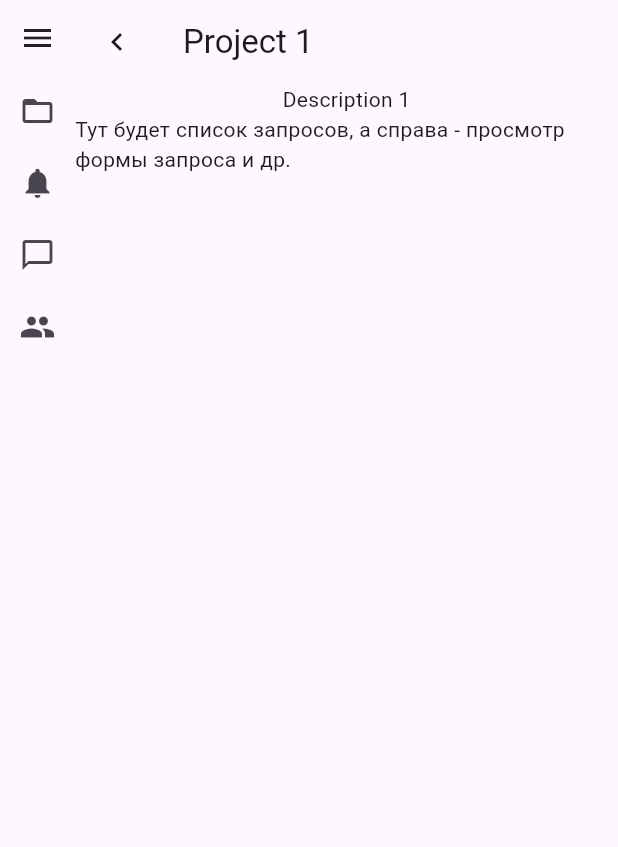
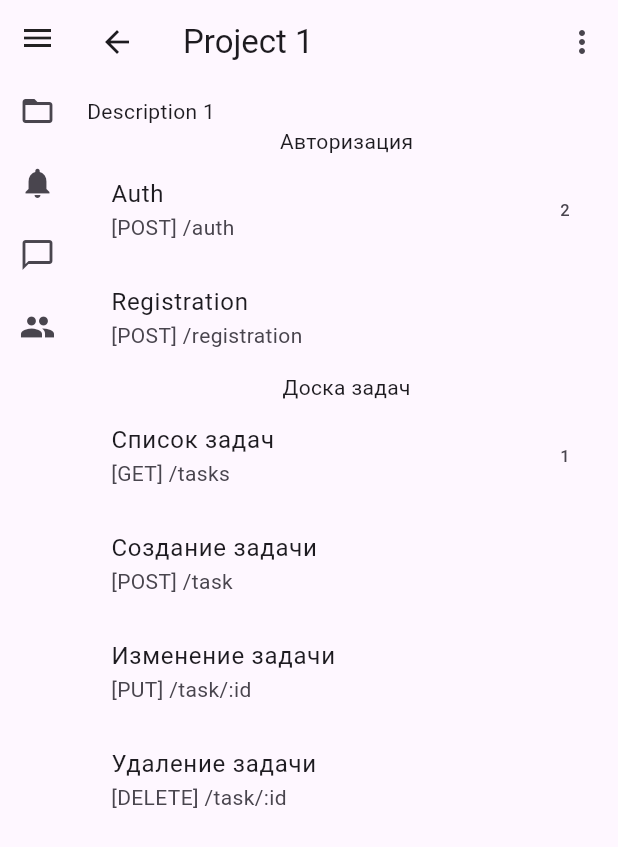
Before and after one commit to idushii/pechkin_flutter, a Flutter app: the screen it shows after launch, after a tap on "Запросы", on a phone screen of 412 x 824 dp. Shown: the top 847 px of the screen. Run offline on Flutter 3.47's test engine with Material 3 defaults, Android fonts, the phone set to English and light mode, and no system bars; our stand-ins replace go_router.

Commit message:
Работа над просмотром проекта (группы, список запросов). Обновил моки.

```diff
--- a/lib/main.dart
+++ b/lib/main.dart
@@ -1,7 +1,7 @@
 import 'package:flutter/material.dart';
 import 'package:go_router/go_router.dart';
 import 'package:pechkin_flutter/screens/home_screen.dart';
-import 'package:pechkin_flutter/screens/project_view_screen.dart';
+import 'package:pechkin_flutter/screens/project/project_view_screen.dart';
 import 'package:pechkin_flutter/screens/projects_screen.dart';
 import 'package:pechkin_flutter/shared/menu.dart';
 
@@ -56,6 +56,7 @@ class MyApp extends StatelessWidget {
   Widget build(BuildContext context) {
     return MaterialApp.router(
       title: 'Flutter Demo',
+      debugShowCheckedModeBanner: false,
       theme: ThemeData(
         colorScheme: ColorScheme.fromSeed(seedColor: Colors.deepPurple),
         useMaterial3: true,
--- /dev/null
+++ b/lib/models/project_comment.dart
@@ -0,0 +1,40 @@
+class ProjectComment {
+  final int id;
+  final int projectId;
+  final int parentId;
+  final int requestId;
+
+  final String path;
+  final String text;
+
+  ProjectComment({required this.id, required this.projectId, required this.parentId, required this.requestId, required this.path, required this.text});
+
+  // toMap
+  Map<String, dynamic> toMap() {
+    return {'id': id, 'projectId': projectId, 'parentId': parentId, 'path': path, 'text': text};
+  }
+
+  // from Map
+  static ProjectComment fromMap(Map<String, dynamic> json) {
+    return ProjectComment(
+      id: json['id'] ?? 0,
+      projectId: json['projectId'] ?? 0,
+      parentId: json['parentId'] ?? 0,
+      requestId: json['requestId'] ?? 0,
+      path: json['path'] ?? '',
+      text: json['text'] ?? '',
+    );
+  }
+
+  // empty
+  static ProjectComment empty() {
+    return ProjectComment(
+      id: 0,
+      projectId: 0,
+      parentId: 0,
+      requestId: 0,
+      path: '',
+      text: '',
+    );
+  }
+}
--- a/lib/models/project_request.dart
+++ b/lib/models/project_request.dart
@@ -88,6 +88,8 @@ class ProjectRequestPayload {
 class ProjectRequest {
   final int id;
   final int projectId;
+  final int groupId;
+  final String path;
   final String name;
   final String description;
   final String type;
@@ -97,6 +99,8 @@ class ProjectRequest {
   ProjectRequest({
     required this.id,
     required this.projectId,
+    required this.groupId,
+    required this.path,
     required this.name,
     required this.description,
     required this.type,
@@ -108,6 +112,8 @@ class ProjectRequest {
     return ProjectRequest(
       id: json['id'] ?? 0,
       projectId: json['projectId'] ?? 0,
+      groupId: json['groupId'] ?? 0,
+      path: json['path'] ?? '',
       name: json['name'] ?? '',
       description: json['description'] ?? '',
       type: json['type'] ?? RequestType.GET,
@@ -120,6 +126,8 @@ class ProjectRequest {
     return {
       'id': id,
       'projectId': projectId,
+      'groupId': groupId,
+      'path': path,
       'name': name,
       'description': description,
       'type': type,
@@ -132,6 +140,8 @@ class ProjectRequest {
     return ProjectRequest(
       id: 0,
       projectId: 0,
+      groupId: 0,
+      path: '',
       name: '',
       description: '',
       type: RequestType.GET,
--- /dev/null
+++ b/lib/models/project_request_group.dart
@@ -0,0 +1,47 @@
+import 'package:pechkin_flutter/models/project_comment.dart';
+import 'package:pechkin_flutter/models/project_request.dart';
+
+class ProjectRequestGroup {
+  final int id;
+  final int projectId;
+  final int parentId;
+
+  final String name;
+  final String description;
+  final List<ProjectRequest> requests;
+  final List<ProjectComment> comments;
+
+
+  ProjectRequestGroup({required this.id, required this.projectId, required this.parentId, required this.name, required this.description, required this.requests, required this.comments});
+
+  // toMap
+  Map<String, dynamic> toMap() {
+    return {'id': id, 'projectId': projectId, 'parentId': parentId, 'name': name, 'description': description, 'requests': requests, 'comments': comments};
+  }
+
+  // from Map
+  static ProjectRequestGroup fromMap(Map<String, dynamic> json) {
+    return ProjectRequestGroup(
+      id: json['id'] ?? 0,
+      projectId: json['projectId'] ?? 0,
+      parentId: json['parentId'] ?? 0,
+      name: json['name'] ?? '',
+      description: json['description'] ?? '',
+      requests: (json['requests'] as List).map((e) => ProjectRequest.fromMap(e)).toList(),
+      comments: (json['comments'] as List).map((e) => ProjectComment.fromMap(e)).toList(),
+    );
+  }
+
+  // empty
+  static ProjectRequestGroup empty() {
+    return ProjectRequestGroup(
+      id: 0,
+      projectId: 0,
+      parentId: 0,
+      name: '',
+      description: '',
+      requests: [],
+      comments: [],
+    );
+  }
+}
--- /dev/null
+++ b/lib/screens/project/project_view_screen.dart
@@ -0,0 +1,64 @@
+import 'package:flutter/cupertino.dart';
+import 'package:flutter/material.dart';
+import 'package:go_router/go_router.dart';
+import 'package:pechkin_flutter/screens/home_screen.dart';
+import 'package:pechkin_flutter/screens/project/widgets/projects_groups_list.dart';
+import 'package:pechkin_flutter/state/mocks.dart';
+
+class ProjectViewScreen extends StatelessWidget {
+  const ProjectViewScreen({super.key, required this.id});
+
+  final int id;
+
+  static const route = ":id";
+  static const routeName = "/projects/:id";
+
+  @override
+  Widget build(BuildContext context) {
+    final project = mockProjects.firstWhere((project) => project.id == id);
+    final groups = mockProjectGroups.where((element) => element.projectId == id);
+
+    return Scaffold(
+        appBar: AppBar(
+          title: Text(project.name),
+          actions: [
+            PopupMenuButton(
+                onSelected: (value) {},
+                icon: const Icon(Icons.more_vert),
+                itemBuilder: (context) {
+                  return [
+                    const PopupMenuItem(
+                      value: 1,
+                      child: Text('Изменить'),
+                    ),
+                    const PopupMenuItem(
+                      value: 2,
+                      child: Text('Поделиться'),
+                    ),
+                    const PopupMenuItem(
+                      value: 3,
+                      child: Text('Копировать'),
+                    ),
+                    const PopupMenuItem(
+                      value: 4,
+                      child: Text('Удалить'),
+                    )
+                  ];
+                })
+          ],
+        ),
+        body: Padding(
+          padding: const EdgeInsets.all(8.0),
+          child: Column(crossAxisAlignment: CrossAxisAlignment.start, children: [
+            Text(project.description),
+            Expanded(
+                child: ListView.builder(
+              itemCount: groups.length,
+              itemBuilder: (context, index) {
+                return ProjectGroupsList(groupId: groups.elementAt(index).id);
+              },
+            )),
+          ]),
+        ));
+  }
+}
--- /dev/null
+++ b/lib/screens/project/widgets/project_request_list.dart
@@ -0,0 +1,36 @@
+import 'package:flutter/cupertino.dart';
+import 'package:flutter/material.dart';
+import 'package:pechkin_flutter/models/project_request_group.dart';
+import 'package:pechkin_flutter/state/mocks.dart';
+
+class ProjectRequestList extends StatelessWidget {
+  final int groupId;
+  const ProjectRequestList({super.key, required this.groupId});
+
+  @override
+  Widget build(BuildContext context) {
+    final requests = mockProjectGroups.firstWhere((element) => element.id == groupId, orElse: () => ProjectRequestGroup.empty()).requests;
+
+    return Column(
+      children: [
+        for (var request in requests)
+          ListTile(
+            title: Text(request.name),
+            subtitle:  Text("[${request.type.toUpperCase()}] ${request.path}"),
+            trailing: Builder(
+              builder: (context) {
+                final count = mocksComments.where((element) => element.requestId == request.id).length;
+                if (count == 0) return const SizedBox.shrink();
+                return Text( count.toString());
+              }
+            ),
+            onTap: () {
+
+            }
+          )
+      ]
+    );
+  }
+
+
+}
--- /dev/null
+++ b/lib/screens/project/widgets/projects_groups_list.dart
@@ -0,0 +1,26 @@
+import 'package:flutter/cupertino.dart';
+import 'package:pechkin_flutter/models/project_request_group.dart';
+import 'package:pechkin_flutter/screens/project/widgets/project_request_list.dart';
+import 'package:pechkin_flutter/state/mocks.dart';
+
+class ProjectGroupsList extends StatelessWidget {
+  final int groupId;
+
+  const ProjectGroupsList({super.key, required this.groupId});
+
+  @override
+  Widget build(BuildContext context) {
+    final groups = mockProjectGroups.firstWhere((element) => element.id == groupId, orElse: () => ProjectRequestGroup.empty());
+    final children = mockProjectGroups.where((element) => element.parentId == groupId);
+
+    return Column(
+      children: [
+        Text(groups.name),
+        if (children.isNotEmpty)
+          for (var group in children) ProjectGroupsList(groupId: group.id),
+        if (children.isEmpty)
+          ProjectRequestList(groupId: groupId)
+      ],
+    );
+  }
+}
--- a/lib/screens/project_view_screen.dart
+++ /dev/null
@@ -1,34 +0,0 @@
-import 'package:flutter/cupertino.dart';
-import 'package:flutter/material.dart';
-import 'package:go_router/go_router.dart';
-import 'package:pechkin_flutter/screens/home_screen.dart';
-import 'package:pechkin_flutter/state/mocks.dart';
-
-class ProjectViewScreen extends StatelessWidget {
-  const ProjectViewScreen({super.key, required this.id});
-
-  final int id;
-
-  static const route = ":id";
-  static const routeName = "/projects/:id";
-
-  @override
-  Widget build(BuildContext context) {
-    final project = mockProjects.firstWhere((project) => project.id == id);
-
-    return Scaffold(
-        appBar: AppBar(
-          leading: IconButton(
-            icon: Icon(Icons.chevron_left),
-            onPressed: () => context.pop(),
-          ),
-          title: Text(project.name),
-        ),
-        body: SafeArea(
-          child: Column(children: [
-            Text(project.description),
-            Text('Тут будет список запросов, а справа - просмотр формы запроса и др.'),
-          ]),
-        ));
-  }
-}
--- a/lib/screens/projects_screen.dart
+++ b/lib/screens/projects_screen.dart
@@ -15,10 +15,6 @@ class ProjectsScreen extends StatelessWidget {
     return Scaffold(
         appBar: AppBar(
           title: Text("Проекты"),
-          leading: IconButton(
-            icon: Icon(Icons.chevron_left),
-            onPressed: () => context.pop(HomeScreen.route),
-          ),
         ),
         body: SafeArea(
             child: Column(children: [
--- a/lib/shared/projects_list.dart
+++ b/lib/shared/projects_list.dart
@@ -2,7 +2,7 @@ import 'package:flutter/cupertino.dart';
 import 'package:flutter/material.dart';
 import 'package:go_router/go_router.dart';
 import 'package:pechkin_flutter/models/project_item.dart';
-import 'package:pechkin_flutter/screens/project_view_screen.dart';
+import 'package:pechkin_flutter/screens/project/project_view_screen.dart';
 
 class ProjectsListItem extends StatelessWidget {
   final ProjectItem project;
--- a/lib/state/mocks.dart
+++ b/lib/state/mocks.dart
@@ -1,5 +1,7 @@
+import 'package:pechkin_flutter/models/project_comment.dart';
 import 'package:pechkin_flutter/models/project_item.dart';
 import 'package:pechkin_flutter/models/project_request.dart';
+import 'package:pechkin_flutter/models/project_request_group.dart';
 
 final mockProjects = [
   ProjectItem(1, name: "Project 1", description: "Description 1"),
@@ -10,6 +12,8 @@ final mockProjectRequests = [
   ProjectRequest(
     id: 1,
     projectId: 1,
+    groupId: 1,
+    path: '/auth',
     name: "Auth",
     description: "Авторизация",
     type: RequestType.POST,
@@ -23,20 +27,92 @@ final mockProjectRequests = [
       ProjectRequestPayload.string('refresh_token', 'Refresh token'),
     ],
   ),
+  ProjectRequest(id: 2, projectId: 1, groupId: 1, path: '/registration', name: "Registration", description: "Регистрация", type: RequestType.POST, payload: [
+    ProjectRequestPayload.string('email', 'Email'),
+    ProjectRequestPayload.string('name', 'Name'),
+    ProjectRequestPayload.string('password', 'Password'),
+    ProjectRequestPayload.boolean('confirm_email', 'Confirm email'),
+  ], response: [
+    ProjectRequestPayload.string('status', 'Status'),
+  ]),
   ProjectRequest(
+      id: 3,
+      projectId: 1,
+      groupId: 2,
+      path: '/tasks',
+      name: "Список задач",
+      description: "Список задач",
+      type: RequestType.GET,
+      payload: [],
+      response: [
+        ProjectRequestPayload.int('id', 'Id'),
+        ProjectRequestPayload.string('name', 'Наименование'),
+        ProjectRequestPayload.string('text', 'Текст'),
+        ProjectRequestPayload.string('status', 'Статус'),
+        ProjectRequestPayload.string('executor', 'Исполнитель'),
+        ProjectRequestPayload.string('creator', 'Создатель'),
+        ProjectRequestPayload.string('date', 'Дата'),
+      ]),
+  ProjectRequest(id: 4, projectId: 1, groupId: 2, path: '/task', name: "Создание задачи", description: "Создание задачи", type: RequestType.POST, payload: [
+    ProjectRequestPayload.string('name', 'Наименование'),
+    ProjectRequestPayload.string('text', 'Текст'),
+    ProjectRequestPayload.string('executor', 'Исполнитель'),
+  ], response: [
+    ProjectRequestPayload.int('status', 'Статус'),
+  ]),
+  ProjectRequest(
+      id: 5,
+      projectId: 1,
+      groupId: 2,
+      path: '/task/:id',
+      name: "Изменение задачи",
+      description: "Изменение задачи",
+      type: RequestType.PUT,
+      payload: [
+        ProjectRequestPayload.string('name', 'Наименование'),
+        ProjectRequestPayload.string('text', 'Текст'),
+        ProjectRequestPayload.string('executor', 'Исполнитель'),
+      ],
+      response: [
+        ProjectRequestPayload.int('status', 'Статус'),
+      ]),
+  ProjectRequest(
+      id: 6,
+      projectId: 1,
+      groupId: 2,
+      path: '/task/:id',
+      name: "Удаление задачи",
+      description: "Удаление задачи",
+      type: RequestType.DELETE,
+      payload: [],
+      response: [
+        ProjectRequestPayload.int('status', 'Статус'),
+      ])
+];
+
+final List<ProjectRequestGroup> mockProjectGroups = [
+  ProjectRequestGroup(
+    id: 1,
+    projectId: 1,
+    parentId: 0,
+    name: "Авторизация",
+    description: "Авторизация",
+    requests: mockProjectRequests.where((element) => element.groupId == 1).toList(),
+    comments: [],
+  ),
+  ProjectRequestGroup(
     id: 2,
     projectId: 1,
-    name: "Registration",
-    description: "Регистрация",
-    type: RequestType.POST,
-    payload: [
-      ProjectRequestPayload.string('email', 'Email'),
-      ProjectRequestPayload.string('name', 'Name'),
-      ProjectRequestPayload.string('password', 'Password'),
-      ProjectRequestPayload.boolean('confirm_email', 'Confirm email'),
-    ],
-    response: [
-      ProjectRequestPayload.string('status', 'Status'),
-    ]
+    parentId: 0,
+    name: "Доска задач",
+    description: "Доска задач",
+    requests: mockProjectRequests.where((element) => element.groupId == 2).toList(),
+    comments: [],
   )
 ];
+
+final List<ProjectComment> mocksComments = [
+  ProjectComment(id: 1, projectId: 1, parentId: 0, path: "", text: "Комментарий 1", requestId: 1),
+  ProjectComment(id: 2, projectId: 1, parentId: 0, path: "", text: "Комментарий 2", requestId: 1),
+  ProjectComment(id: 3, projectId: 1, parentId: 0, path: "", text: "Комментарий 3", requestId: 3),
+];
```
Also changed, not shown: lib/screens/project/project_edit_screen.dart (added, +12 -0 lines).
